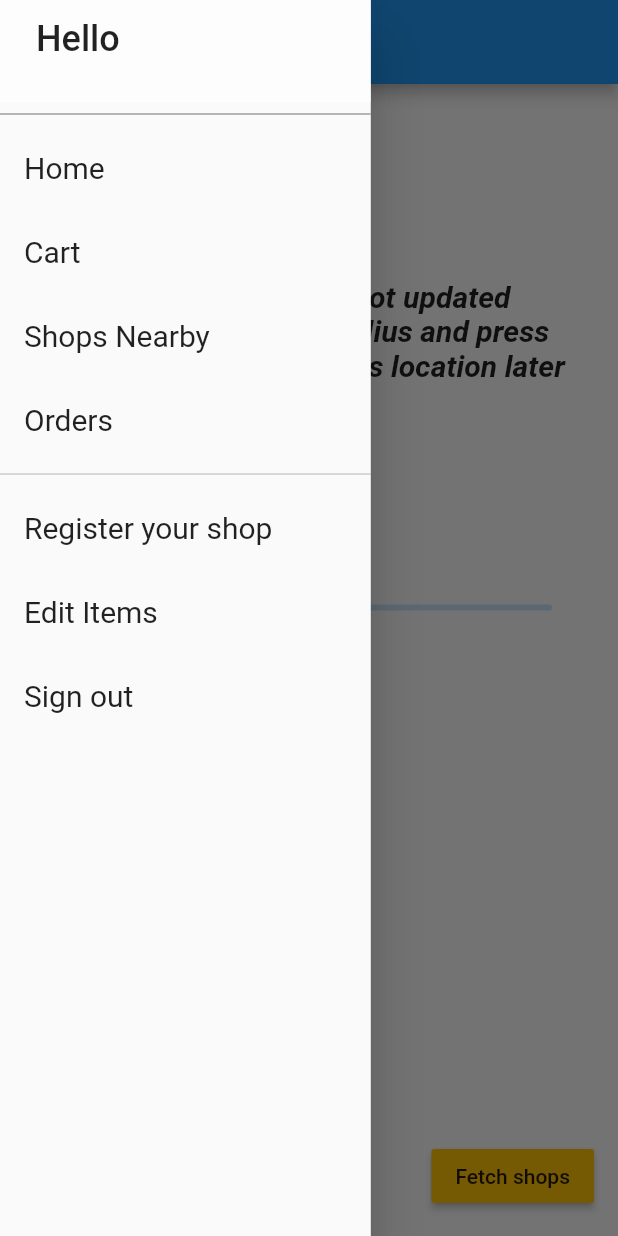
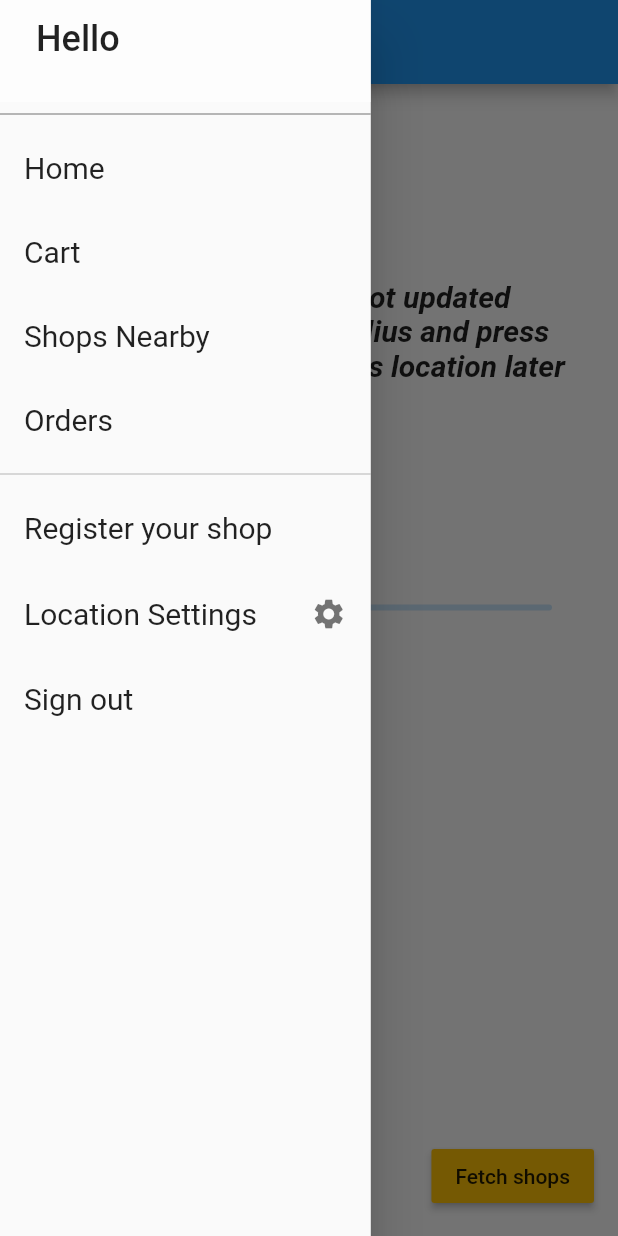
Before and after one commit to GP-works/Kirana, a Flutter app: the screen it shows once a user with an empty profile is signed in, with the side drawer open, on a phone screen of 412 x 824 dp. Run offline on Flutter 3.47's test engine with Material 2 defaults, Android fonts, the phone set to English and light mode, and no system bars; our stand-ins replace cached_network_image, cloud_firestore, email_validator, firebase_auth, firebase_storage, geolocator and 6 more; missing offline and left inert: geoflutterfire; accounts and stored records are empty; generated files the repository leaves out were written again.

Commit message:
location

```diff
--- a/lib/models/shop.dart
+++ b/lib/models/shop.dart
@@ -59,6 +59,7 @@ class Shop {
   String get name => _shopName;
   get owner => "$_ownerName";
   get address => "$_adressLane1,$_adressLane2";
+  get address1 => "$_adressLane2";
   Future<bool> setPosition(
       {@required double latitude,
       @required double longitude,
--- a/lib/pages/home.dart
+++ b/lib/pages/home.dart
@@ -39,7 +39,11 @@ class _HomeAppState extends State<HomeApp> {
             cart.getmenuitemids();
             return cart;
           }),
-          ChangeNotifierProvider(create: (context) => LocationModel())
+          ChangeNotifierProvider(create: (context) {
+            LocationModel location = LocationModel();
+            location.readFromSf();
+            return location;
+          })
         ],
         child: MaterialApp(
           debugShowCheckedModeBanner: false,
--- a/lib/pages/shops.dart
+++ b/lib/pages/shops.dart
@@ -16,7 +16,7 @@ class ShopsPage extends StatefulWidget {
 class _ShopsPageState extends State<ShopsPage> {
   final name = 'Shops';
   Shops shops;
-  double radius=5.0 ;
+  double radius = 5.0;
   double max = 50;
   Position _currentLocation;
   @override
@@ -24,6 +24,7 @@ class _ShopsPageState extends State<ShopsPage> {
     return Consumer<Shops>(builder: (context, shops, child) {
       return Consumer<LocationModel>(builder: (context, location, child) {
         _currentLocation = location.position;
+        radius = location.radius == null ? 5 : location.radius;
         shops = shops;
         return _currentLocation != null
             ? StreamBuilder<List<Shop>>(
@@ -32,10 +33,12 @@ class _ShopsPageState extends State<ShopsPage> {
                     longitude: _currentLocation.longitude,
                     radius: radius),
                 builder: (context, snapshot) {
-                  if(!snapshot.hasData){
-                    return Scaffold(body: Center(child: CircularProgressIndicator(),));
-                  }
-                  else {
+                  if (!snapshot.hasData) {
+                    return Scaffold(
+                        body: Center(
+                      child: CircularProgressIndicator(),
+                    ));
+                  } else {
                     return Scaffold(
                       drawer: DrawerPage(),
                       body: ListView(children: [
@@ -46,28 +49,45 @@ class _ShopsPageState extends State<ShopsPage> {
                         actions: <Widget>[Search(shops.shops), CartIcon()],
                       ),
                     );
-                  }})
+                  }
+                })
             : Scaffold(
                 appBar: AppBar(),
                 drawer: DrawerPage(),
                 body: ListView(children: [
-                  SizedBox(height: 100,),
+                  SizedBox(
+                    height: 100,
+                  ),
                   Padding(
                     padding: const EdgeInsets.all(30),
-                    child: Text("Location settings were not updated before please set the radius and press fetch you can change this location later in settings",style: TextStyle(fontSize: 20,fontStyle: FontStyle.italic,fontWeight: FontWeight.w600),),
+                    child: Text(
+                      "Location settings were not updated before please set the radius and press fetch you can change this location later in settings",
+                      style: TextStyle(
+                          fontSize: 20,
+                          fontStyle: FontStyle.italic,
+                          fontWeight: FontWeight.w600),
                     ),
-                  SizedBox(height: 50,),
+                  ),
+                  SizedBox(
+                    height: 50,
+                  ),
                   Padding(
                     padding: const EdgeInsets.only(left: 30),
-                    child:Text("radius:-${radius.floor()} km",style: TextStyle(fontSize: 20,fontStyle: FontStyle.italic,fontWeight: FontWeight.w600),),
+                    child: Text(
+                      "radius:-${radius.floor()} km",
+                      style: TextStyle(
+                          fontSize: 20,
+                          fontStyle: FontStyle.italic,
+                          fontWeight: FontWeight.w600),
+                    ),
                   ),
                   Container(
-                    padding: EdgeInsets.only(left: 20,right: 20),
+                      padding: EdgeInsets.only(left: 20, right: 20),
                       child: Slider(
                         label: 'Search radius',
                         value: radius == null ? 5 : radius,
-
                         onChanged: (value) {
+                          location.setradius(radius);
                           setState(() {
                             radius = value;
                             if (radius > 30) {
@@ -80,9 +100,7 @@ class _ShopsPageState extends State<ShopsPage> {
                       ))
                 ]),
                 floatingActionButton: RaisedButton(
-                  child: Text(
-                    "Fetch shops"
-                  ),
+                  child: Text("Fetch shops"),
                   color: Colors.amber,
                   onPressed: () {
                     location.getposition();
--- a/lib/widgets/drawer.dart
+++ b/lib/widgets/drawer.dart
@@ -1,5 +1,6 @@
 import 'package:firebase_auth/firebase_auth.dart';
 import 'package:flutter/material.dart';
+import 'package:kirana/models/location.dart';
 import 'package:kirana/models/user.dart';
 import 'package:provider/provider.dart';
 
@@ -77,25 +78,61 @@ class DrawerPage extends StatelessWidget {
                 thickness: 0.5,
                 color: Colors.grey,
               ),
-              ListTile(
+              user.role == 'owner'
+                  ? ListTile(
+                      title: Text(
+                        "Edit your shop",
+                        style: TextStyle(
+                            fontSize: 20, fontWeight: FontWeight.w400),
+                      ),
+                      onTap: () {
+                        Navigator.pop(context);
+                        Navigator.pushNamed(context, '/register');
+                      },
+                    )
+                  : ListTile(
                       title: Text(
                         "Register your shop",
-                  style: TextStyle(fontSize: 20, fontWeight: FontWeight.w400),
+                        style: TextStyle(
+                            fontSize: 20, fontWeight: FontWeight.w400),
                       ),
                       onTap: () {
                         Navigator.pop(context);
                         Navigator.pushNamed(context, '/register');
                       },
                     ),
-              ListTile(
+              user.role == 'owner'
+                  ? ListTile(
                       title: Text(
                         "Edit Items",
-                  style: TextStyle(fontSize: 20, fontWeight: FontWeight.w400),
+                        style: TextStyle(
+                            fontSize: 20, fontWeight: FontWeight.w400),
                       ),
                       onTap: () {
                         Navigator.pop(context);
                         Navigator.pushNamed(context, '/edit');
                       },
+                    )
+                  : Container(),
+              ExpansionTile(
+                trailing: Icon(Icons.settings),
+                title: Text("Location Settings",
+                    style:
+                        TextStyle(fontSize: 20, fontWeight: FontWeight.w400)),
+                children: <Widget>[
+                  Consumer<LocationModel>(builder: (context, location, child) {
+                    return SliderContainer();
+                  }),
+                  RaisedButton(
+                  child: Text("Update location"),
+                  color: Colors.amber,
+                  onPressed: () {
+                    Provider.of<LocationModel>(context,listen: false).getposition();
+                    Navigator.pop(context);
+                    Scaffold.of(context).showSnackBar(SnackBar(content: Text("Location updated")));
+                  },
+                )
+                ],
               ),
               ListTile(
                 title: Text(
@@ -113,3 +150,34 @@ class DrawerPage extends StatelessWidget {
     });
   }
 }
+
+class SliderContainer extends StatefulWidget {
+  @override
+  _SliderContainerState createState() => _SliderContainerState();
+}
+
+class _SliderContainerState extends State<SliderContainer> {
+  @override
+  Widget build(BuildContext context) {
+    return Consumer<LocationModel>(
+      builder: (context, location,child) {
+        return Column(
+          children: <Widget>[
+            Text("distance:- ${location.radius.floor()}km"),
+            Container(
+                padding: EdgeInsets.only(left: 20, right: 20),
+                child: Slider(
+                  label: 'Search radius',
+                  value: location.radius == null ? 5 : location.radius,
+                  onChanged: (value) {
+                    location.setradius(value);
+                  },
+                  min: 1,
+                  max: location.radius<100?100:location.radius+100,
+                )),
+          ],
+        );
+      }
+    );
+  }
+}
```
Also changed, not shown: lib/models/location.dart (+26 -1 lines), lib/pages/items.dart (+11 -8 lines). Lines whose indentation alone changed are shown as unchanged.
